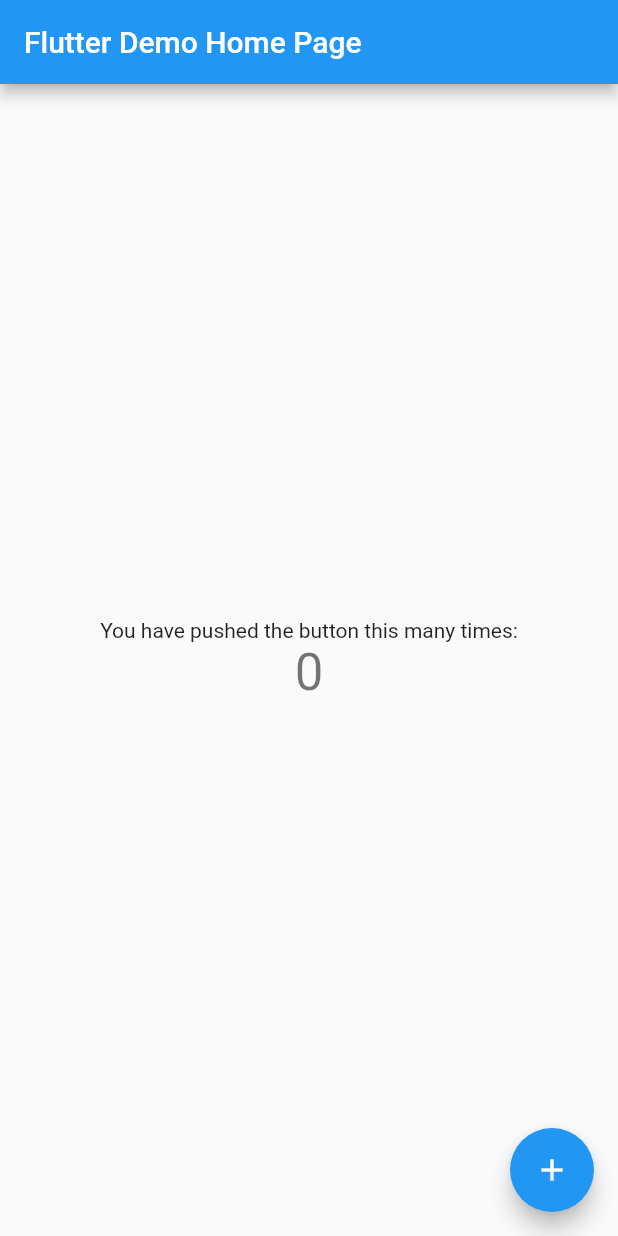
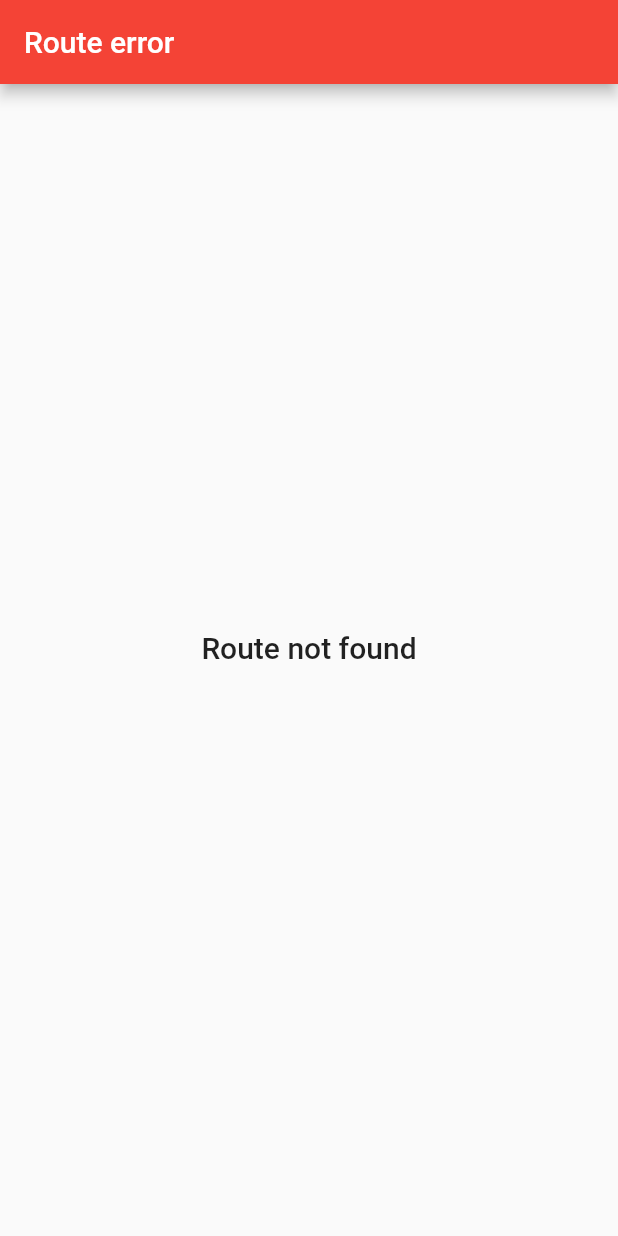
Before and after one commit to eloware/minerals_register, a Flutter app: the screen it shows after launch, on a phone screen of 412 x 824 dp. Run offline on Flutter 3.47's test engine with Material 2 defaults, Android fonts, the phone set to English and light mode, and no system bars; generated files the repository leaves out were written again.

Commit message:
Implementing pages

```diff
--- a/lib/main.dart
+++ b/lib/main.dart
@@ -1,113 +1,20 @@
 import 'package:flutter/material.dart';
+import 'package:minerals_register/routes/routes.dart';
 
 void main() {
   runApp(MyApp());
 }
 
 class MyApp extends StatelessWidget {
-  // This widget is the root of your application.
   @override
   Widget build(BuildContext context) {
     return MaterialApp(
       title: 'Flutter Demo',
       theme: ThemeData(
-        // This is the theme of your application.
-        //
-        // Try running your application with "flutter run". You'll see the
-        // application has a blue toolbar. Then, without quitting the app, try
-        // changing the primarySwatch below to Colors.green and then invoke
-        // "hot reload" (press "r" in the console where you ran "flutter run",
-        // or simply save your changes to "hot reload" in a Flutter IDE).
-        // Notice that the counter didn't reset back to zero; the application
-        // is not restarted.
         primarySwatch: Colors.blue,
       ),
-      home: MyHomePage(title: 'Flutter Demo Home Page'),
+      initialRoute: Routes.Home,
+      onGenerateRoute: Routes.generateRoute,
     );
   }
 }
-
-class MyHomePage extends StatefulWidget {
-  MyHomePage({Key key, this.title}) : super(key: key);
-
-  // This widget is the home page of your application. It is stateful, meaning
-  // that it has a State object (defined below) that contains fields that affect
-  // how it looks.
-
-  // This class is the configuration for the state. It holds the values (in this
-  // case the title) provided by the parent (in this case the App widget) and
-  // used by the build method of the State. Fields in a Widget subclass are
-  // always marked "final".
-
-  final String title;
-
-  @override
-  _MyHomePageState createState() => _MyHomePageState();
-}
-
-class _MyHomePageState extends State<MyHomePage> {
-  int _counter = 0;
-
-  void _incrementCounter() {
-    setState(() {
-      // This call to setState tells the Flutter framework that something has
-      // changed in this State, which causes it to rerun the build method below
-      // so that the display can reflect the updated values. If we changed
-      // _counter without calling setState(), then the build method would not be
-      // called again, and so nothing would appear to happen.
-      _counter++;
-    });
-  }
-
-  @override
-  Widget build(BuildContext context) {
-    // This method is rerun every time setState is called, for instance as done
-    // by the _incrementCounter method above.
-    //
-    // The Flutter framework has been optimized to make rerunning build methods
-    // fast, so that you can just rebuild anything that needs updating rather
-    // than having to individually change instances of widgets.
-    return Scaffold(
-      appBar: AppBar(
-        // Here we take the value from the MyHomePage object that was created by
-        // the App.build method, and use it to set our appbar title.
-        title: Text(widget.title),
-      ),
-      body: Center(
-        // Center is a layout widget. It takes a single child and positions it
-        // in the middle of the parent.
-        child: Column(
-          // Column is also a layout widget. It takes a list of children and
-          // arranges them vertically. By default, it sizes itself to fit its
-          // children horizontally, and tries to be as tall as its parent.
-          //
-          // Invoke "debug painting" (press "p" in the console, choose the
-          // "Toggle Debug Paint" action from the Flutter Inspector in Android
-          // Studio, or the "Toggle Debug Paint" command in Visual Studio Code)
-          // to see the wireframe for each widget.
-          //
-          // Column has various properties to control how it sizes itself and
-          // how it positions its children. Here we use mainAxisAlignment to
-          // center the children vertically; the main axis here is the vertical
-          // axis because Columns are vertical (the cross axis would be
-          // horizontal).
-          mainAxisAlignment: MainAxisAlignment.center,
-          children: <Widget>[
-            Text(
-              'You have pushed the button this many times:',
-            ),
-            Text(
-              '$_counter',
-              style: Theme.of(context).textTheme.headline4,
-            ),
-          ],
-        ),
-      ),
-      floatingActionButton: FloatingActionButton(
-        onPressed: _incrementCounter,
-        tooltip: 'Increment',
-        child: Icon(Icons.add),
-      ), // This trailing comma makes auto-formatting nicer for build methods.
-    );
-  }
-}
--- /dev/null
+++ b/lib/routes/routes.dart
@@ -0,0 +1,50 @@
+import 'package:flutter/cupertino.dart';
+import 'package:flutter/material.dart';
+import 'package:minerals_register/pages/login.dart';
+import 'package:minerals_register/pages/overview.dart';
+
+class Routes {
+  static const String Home = '';
+  static const String Login = '/login';
+  static const String Overview = '/overview';
+
+  static Route<dynamic> generateRoute(RouteSettings settings) {
+    switch (settings.name) {
+      case Login:
+        return MaterialPageRoute(builder: (context) => LoginPage());
+      case Overview:
+        return MaterialPageRoute(builder: (context) => OverviewPage());
+    }
+
+    return MaterialPageRoute(
+        builder: (context) => RouteError(route: settings.name));
+  }
+}
+
+class RouteError extends StatelessWidget {
+  final String route;
+
+  const RouteError({Key key, this.route}) : super(key: key);
+
+  @override
+  Widget build(BuildContext context) {
+    return Scaffold(
+      appBar: AppBar(
+        backgroundColor: Colors.red,
+        title: Text('Route error'),
+      ),
+      body: Center(
+        child: Column(
+          mainAxisSize: MainAxisSize.min,
+          children: [
+            Text(
+              'Route not found',
+              style: Theme.of(context).textTheme.headline6,
+            ),
+            Text(route),
+          ],
+        ),
+      ),
+    );
+  }
+}
```
Also changed, not shown: lib/models/sample.dart (added, +17 -0 lines), lib/pages/login.dart (added, +8 -0 lines), lib/pages/overview.dart (added, +8 -0 lines), pubspec.yaml (+6 -1 lines), lib/models/sample.g.dart (added), pubspec.lock, 7 other files.
